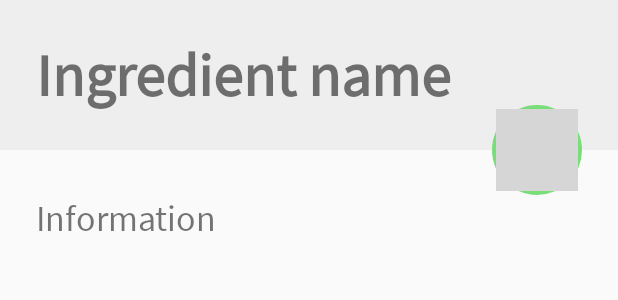
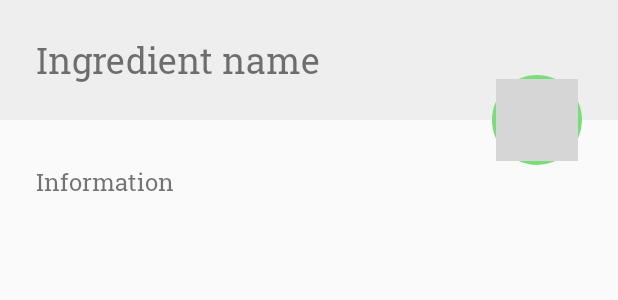
Before and after one commit to JeroenWeener/IsItVegan, an Android app: the layout activity_ingredient_view.xml on its own in the app's theme, with its tools: preview values and no code run, on a phone screen of 412 x 824 dp. Shown: the top 300 px of the screen. Run offline under Robolectric (Android 15) with nearby library versions, the light colour scheme and no system bars.

Commit message:
Updates font and the sizes that are used to adhere to Material's guidelines

```diff
--- a/app/src/main/java/com/jwindustries/isitvegan/BaseActivity.java
+++ b/app/src/main/java/com/jwindustries/isitvegan/BaseActivity.java
@@ -15,7 +15,6 @@ public abstract class BaseActivity extends AppCompatActivity {
         if (actionBar != null) {
             actionBar.setDisplayShowHomeEnabled(true);
             actionBar.setIcon(R.drawable.logo);
-            actionBar.setDisplayShowTitleEnabled(false);
         }
     }
 }
--- a/app/src/main/res/layout/activity_ingredient_view.xml
+++ b/app/src/main/res/layout/activity_ingredient_view.xml
@@ -15,8 +15,7 @@
         app:layout_constraintTop_toTopOf="parent"
         android:background="@color/colorPrimary"
         android:padding="24dp"
-        android:textSize="40sp"
-        android:textStyle="bold"
+        android:textSize="24sp"
         android:text="@string/ingredient_name_placeholder" />
 
     <ImageView
@@ -38,6 +37,6 @@
         app:layout_constraintTop_toBottomOf="@id/ingredient_name_view"
         android:layout_marginTop="30dp"
         android:layout_marginHorizontal="24dp"
-        android:textSize="24sp"
+        android:textSize="16sp"
         android:text="@string/ingredient_information_placeholder" />
 </androidx.constraintlayout.widget.ConstraintLayout>
--- a/app/src/main/res/layout/activity_overview.xml
+++ b/app/src/main/res/layout/activity_overview.xml
@@ -28,4 +28,5 @@
         app:layout_constraintRight_toRightOf="parent"
         android:layout_marginBottom="24dp"
     />
+
 </androidx.constraintlayout.widget.ConstraintLayout>
--- a/app/src/main/res/layout/ingredient_row_view.xml
+++ b/app/src/main/res/layout/ingredient_row_view.xml
@@ -15,7 +15,7 @@
         android:gravity="center_vertical"
         android:paddingHorizontal="24dp"
         android:text="@string/item_name_placeholder"
-        android:textSize="18sp" />
+        android:textSize="16sp" />
 
     <ImageView
         android:id="@+id/ingredient_row_badge"
--- a/app/src/main/res/values/styles.xml
+++ b/app/src/main/res/values/styles.xml
@@ -8,11 +8,22 @@
         <item name="android:statusBarColor">@color/colorPrimary</item>
         <item name="android:windowLightStatusBar">true</item>
 
-        <item name="android:fontFamily">@font/source_sans_pro_regular</item>
-
-        <!-- specify shared element transitions -->
+        <!-- Shared element transitions -->
         <item name="android:windowSharedElementEnterTransition">@transition/change_image_transform</item>
         <item name="android:windowSharedElementExitTransition">@transition/change_image_transform</item>
+
+        <!-- Font -->
+        <item name="android:fontFamily">@font/roboto_slab</item>
+        <item name="android:textViewStyle">@style/RobotoTextViewStyle</item>
+        <item name="android:buttonStyle">@style/RobotoButtonStyle</item>
+    </style>
+
+    <style name="RobotoTextViewStyle" parent="android:Widget.TextView">
+        <item name="android:fontFamily">@font/roboto_slab</item>
+    </style>
+
+    <style name="RobotoButtonStyle" parent="android:Widget.Holo.Button">
+        <item name="android:fontFamily">@font/roboto_slab</item>
     </style>
 
 </resources>
```
Also changed, not shown: app/src/main/res/font/roboto_slab.ttf (added), app/src/main/res/font/source_sans_pro_regular.ttf (deleted).
